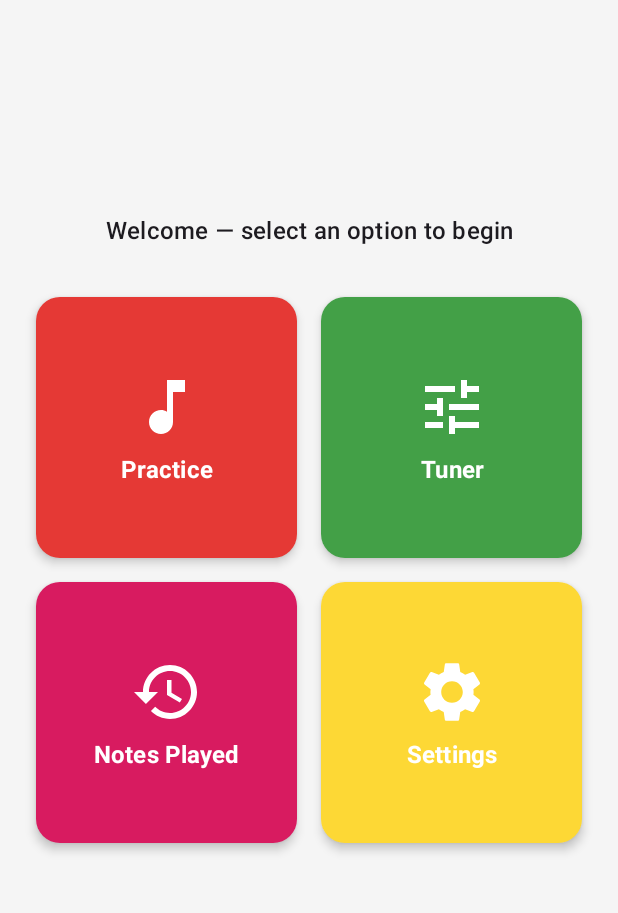
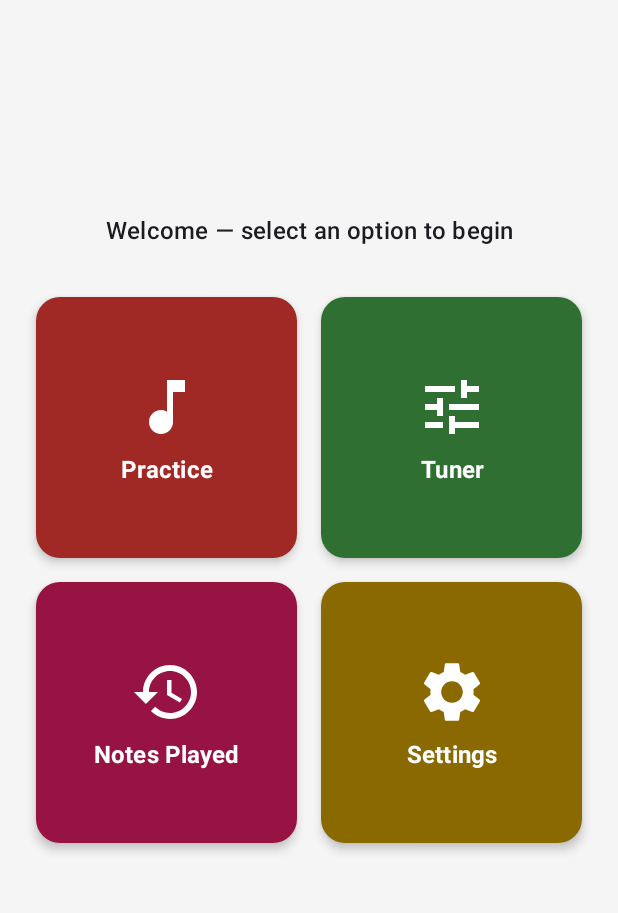
Before and after one commit to tobi01001/android-guitar-notes-learner, an Android app built with Jetpack Compose: the screen it shows after launch (MainActivity), on a phone screen of 412 x 824 dp, the part 180-1093 px from its top. Run offline under Robolectric (Android 15) with nearby library versions, the phone set to English and light mode, and no system bars.

Commit message:
Add accessible button colors with WCAG AA compliant contrast
Co-authored-by: tobi01001 <1083336+tobi01001@users.noreply.github.com>

```diff
--- a/app/src/main/java/com/androidguitarnotes/app/MainActivity.kt
+++ b/app/src/main/java/com/androidguitarnotes/app/MainActivity.kt
@@ -138,14 +138,14 @@ fun HomeScreen(
                         HomeNavigationButton(
                             label = stringResource(R.string.home_practice),
                             icon = Icons.Filled.MusicNote,
-                            backgroundColor = NoteColors.getColorForNote("A"),
+                            backgroundColor = NoteColors.getAccessibleButtonColorForNote("A"),
                             onClick = onStartPractice,
                             modifier = Modifier.weight(1f),
                         )
                         HomeNavigationButton(
                             label = stringResource(R.string.home_tuner),
                             icon = Icons.Filled.Tune,
-                            backgroundColor = NoteColors.getColorForNote("D"),
+                            backgroundColor = NoteColors.getAccessibleButtonColorForNote("D"),
                             onClick = onOpenTuner,
                             modifier = Modifier.weight(1f),
                         )
@@ -158,14 +158,14 @@ fun HomeScreen(
                         HomeNavigationButton(
                             label = stringResource(R.string.home_notes_played),
                             icon = Icons.Filled.History,
-                            backgroundColor = NoteColors.getColorForNote("G"),
+                            backgroundColor = NoteColors.getAccessibleButtonColorForNote("G"),
                             onClick = onOpenNotesPlayed,
                             modifier = Modifier.weight(1f),
                         )
                         HomeNavigationButton(
                             label = stringResource(R.string.home_settings),
                             icon = Icons.Filled.Settings,
-                            backgroundColor = NoteColors.getColorForNote("C"),
+                            backgroundColor = NoteColors.getAccessibleButtonColorForNote("C"),
                             onClick = onOpenSettings,
                             modifier = Modifier.weight(1f),
                         )
--- a/app/src/main/java/com/androidguitarnotes/app/ui/NoteColors.kt
+++ b/app/src/main/java/com/androidguitarnotes/app/ui/NoteColors.kt
@@ -78,4 +78,16 @@ object NoteColors {
             alpha = 1f,
         )
     }
+
+    /**
+     * Returns an accessible button color with good contrast against white text.
+     * For colors with poor contrast (like yellow), returns a more accessible variant.
+     */
+    fun getAccessibleButtonColorForNote(noteName: String): Color =
+        when (noteName) {
+            // Yellow needs special handling for accessibility - darker golden yellow
+            "C" -> Color(0xFF8A6900) // Darker golden yellow with 4.5:1+ contrast
+            // For other colors, use the dark variant
+            else -> getDarkColorForNote(noteName)
+        }
 }
```
